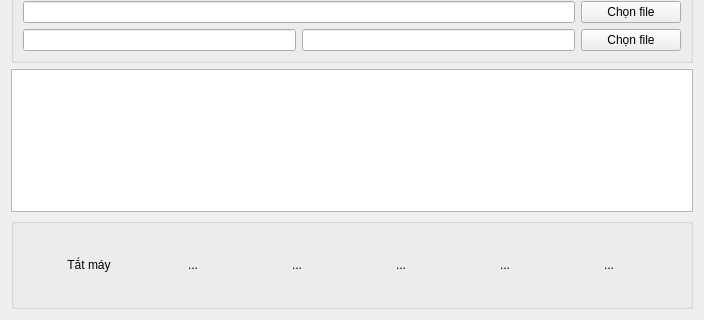
First picture: the form in sourcecode/26MobileTool/QualComMobileWidget.ui, repository sauantao/AndroidMobileSolution, before the edit; both pictures show x 0 to 704 and y 273 to 593 of the 704 by 593 pixel window.
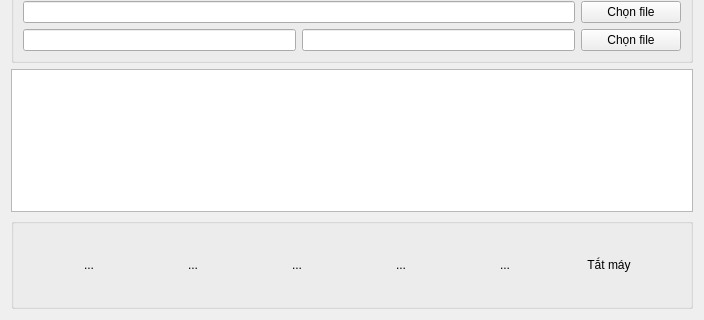
Second picture: the form after the edit. Icons and pictures are not drawn.

Commit message: qualcom widget update  ui

The edit to the form file:
```diff
--- a/sourcecode/26MobileTool/QualComMobileWidget.ui
+++ b/sourcecode/26MobileTool/QualComMobileWidget.ui
@@ -263,35 +263,6 @@
        <layout class="QVBoxLayout" name="verticalLayout_3">
         <item>
          <layout class="QHBoxLayout" name="horizontalLayout_5">
-          <item>
-           <widget class="QToolButton" name="toolButton_2">
-            <property name="maximumSize">
-             <size>
-              <width>64</width>
-              <height>64</height>
-             </size>
-            </property>
-            <property name="styleSheet">
-             <string notr="true">background: transparent; border: none;</string>
-            </property>
-            <property name="text">
-             <string>Tắt máy</string>
-            </property>
-            <property name="icon">
-             <iconset resource="26MobileTool.qrc">
-              <normaloff>:/ImageButton/image/Button/power.png</normaloff>:/ImageButton/image/Button/power.png</iconset>
-            </property>
-            <property name="iconSize">
-             <size>
-              <width>64</width>
-              <height>64</height>
-             </size>
-            </property>
-            <property name="toolButtonStyle">
-             <enum>Qt::ToolButtonIconOnly</enum>
-            </property>
-           </widget>
-          </item>
           <item>
            <widget class="QToolButton" name="toolButton_TurnOff_4">
             <property name="minimumSize">
@@ -446,6 +417,38 @@
             </property>
            </widget>
           </item>
+          <item>
+           <widget class="QToolButton" name="toolButton_Start">
+            <property name="maximumSize">
+             <size>
+              <width>64</width>
+              <height>64</height>
+             </size>
+            </property>
+            <property name="styleSheet">
+             <string notr="true">background: transparent; border: none;</string>
+            </property>
+            <property name="text">
+             <string>Tắt máy</string>
+            </property>
+            <property name="icon">
+             <iconset resource="26MobileTool.qrc">
+              <normaloff>:/ImageButton/image/Button/power.png</normaloff>:/ImageButton/image/Button/power.png</iconset>
+            </property>
+            <property name="iconSize">
+             <size>
+              <width>64</width>
+              <height>64</height>
+             </size>
+            </property>
+            <property name="toolButtonStyle">
+             <enum>Qt::ToolButtonIconOnly</enum>
+            </property>
+            <property name="autoRaise">
+             <bool>true</bool>
+            </property>
+           </widget>
+          </item>
          </layout>
         </item>
        </layout>
```
The commit also changes 7 other files.
